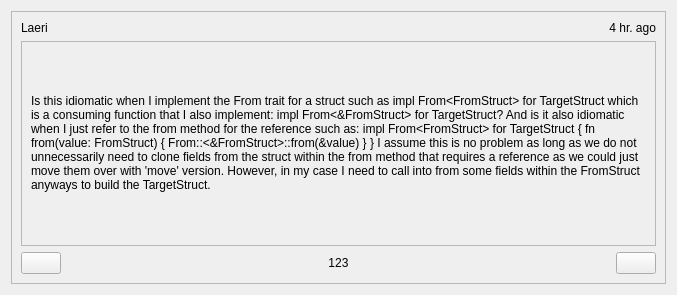
Above: ui/comment.ui from Matipolit/ReGui before the change. Below: the same form after it.
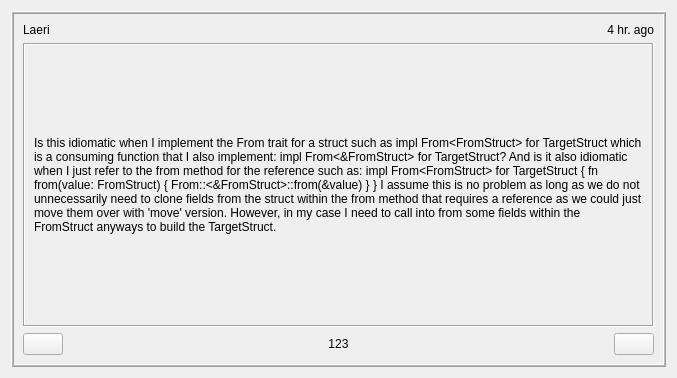
That is the form after the change. Icons and pictures are not drawn.

Patch:
```diff
--- a/ui/comment.ui
+++ b/ui/comment.ui
@@ -7,7 +7,7 @@
     <x>0</x>
     <y>0</y>
     <width>677</width>
-    <height>295</height>
+    <height>378</height>
    </rect>
   </property>
   <property name="sizePolicy">
@@ -32,13 +32,13 @@
       </sizepolicy>
      </property>
      <property name="frameShape">
-      <enum>QFrame::StyledPanel</enum>
+      <enum>QFrame::Box</enum>
      </property>
      <property name="frameShadow">
-      <enum>QFrame::Sunken</enum>
+      <enum>QFrame::Raised</enum>
      </property>
      <property name="lineWidth">
-      <number>2</number>
+      <number>1</number>
      </property>
      <property name="midLineWidth">
       <number>1</number>
@@ -88,11 +88,14 @@
           <verstretch>1</verstretch>
          </sizepolicy>
         </property>
+        <property name="frameShape">
+         <enum>QFrame::Box</enum>
+        </property>
         <property name="frameShadow">
          <enum>QFrame::Sunken</enum>
         </property>
         <property name="lineWidth">
-         <number>2</number>
+         <number>1</number>
         </property>
         <property name="midLineWidth">
          <number>0</number>
@@ -105,8 +108,8 @@
           <rect>
            <x>0</x>
            <y>0</y>
-           <width>645</width>
-           <height>195</height>
+           <width>643</width>
+           <height>272</height>
           </rect>
          </property>
          <layout class="QGridLayout" name="gridLayout_2">
```
Left out of the diff: 6 changed lines with no effect on the pictures.
